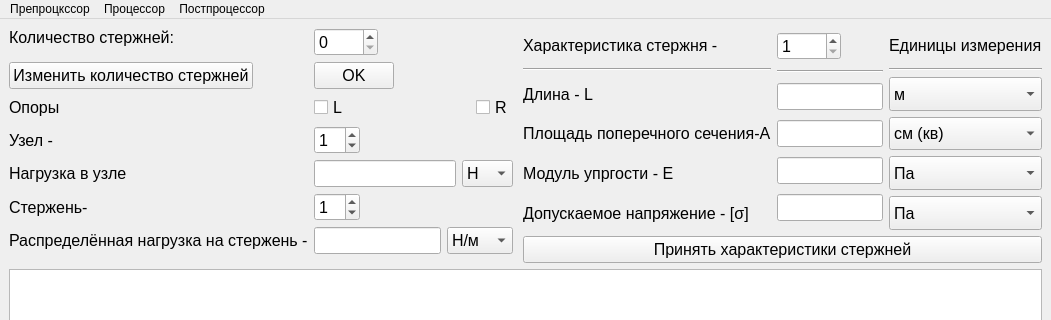
First picture: the form in SAPR/mainwindow.ui, repository DenisMyasnikov/SAPR, before the edit; both pictures show x 0 to 1051 and y 0 to 320 of the 1051 by 800 pixel window.
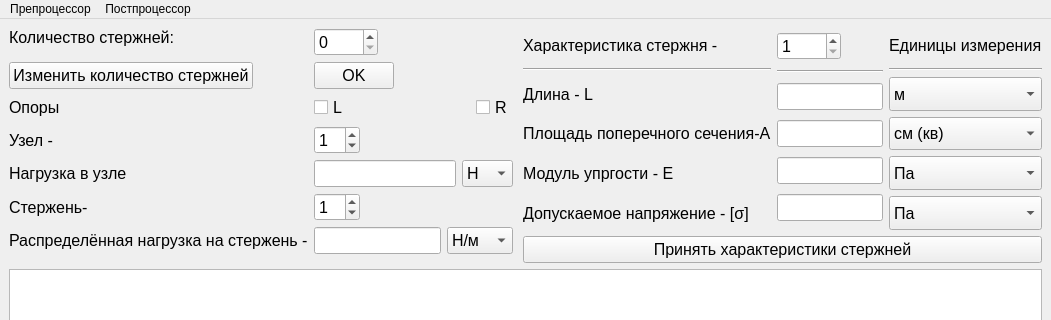
Second picture: the form after the edit.

Patch:
```diff
--- a/SAPR/mainwindow.ui
+++ b/SAPR/mainwindow.ui
@@ -813,15 +813,10 @@
    </property>
    <widget class="QMenu" name="menu">
     <property name="title">
-     <string>Препроцкссор</string>
+     <string>Препроцессор</string>
     </property>
     <addaction name="actioncSave"/>
    </widget>
-   <widget class="QMenu" name="menu_2">
-    <property name="title">
-     <string>Процессор</string>
-    </property>
-   </widget>
    <widget class="QMenu" name="menu_3">
     <property name="title">
      <string>Постпроцессор</string>
@@ -829,7 +824,6 @@
     <addaction name="actionGo_to_post"/>
    </widget>
    <addaction name="menu"/>
-   <addaction name="menu_2"/>
    <addaction name="menu_3"/>
   </widget>
   <widget class="QStatusBar" name="statusbar"/>
```
